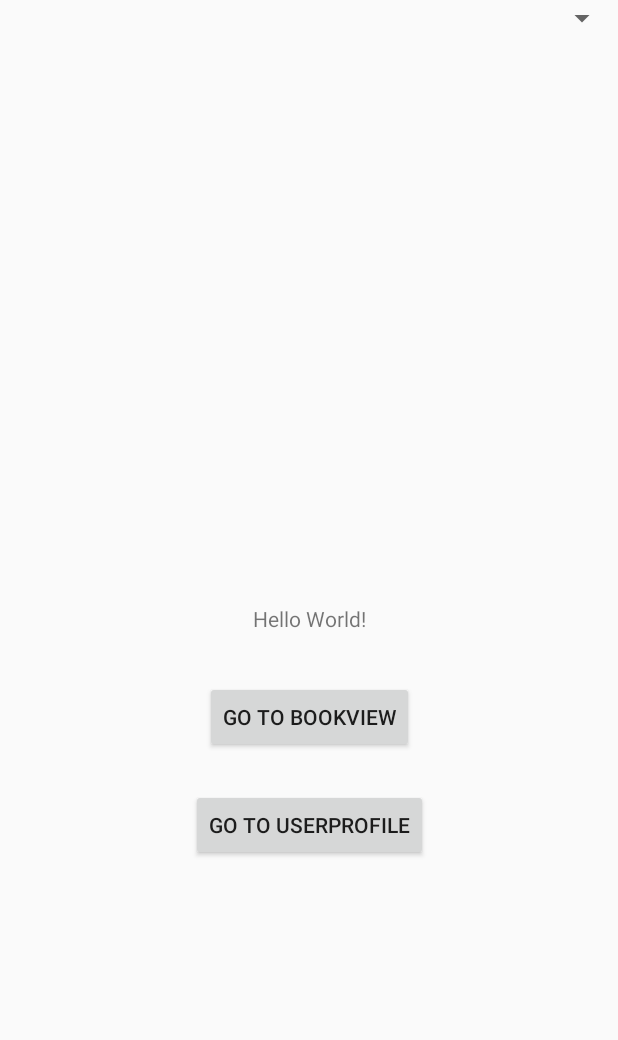
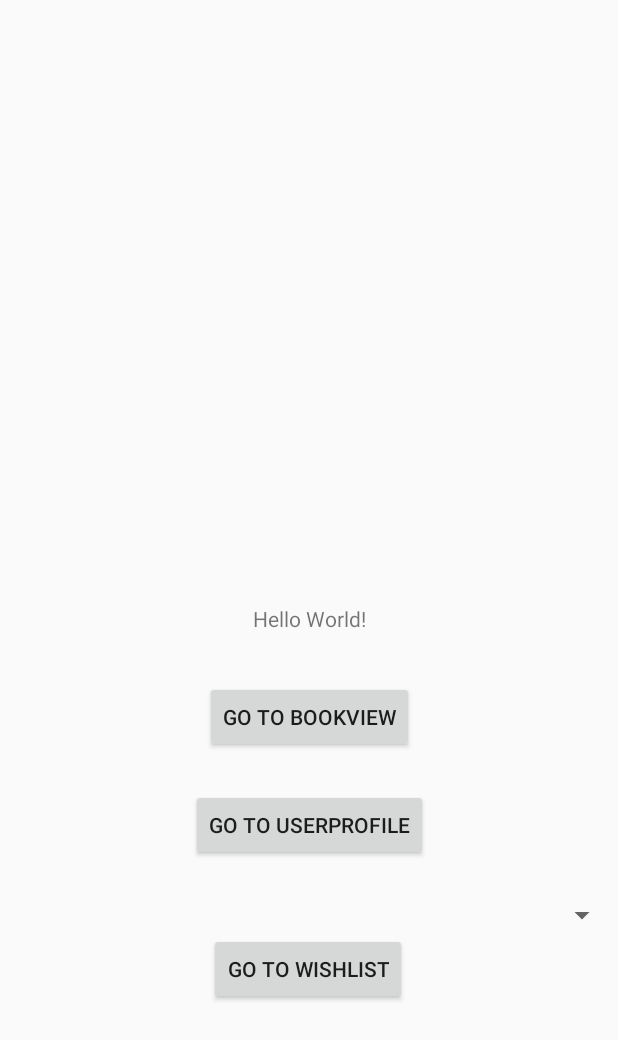
Before and after one commit to aaschmitt/Bookzilla, an Android app: the layout activity_main.xml on its own in the app's theme, with its tools: preview values and no code run, on a phone screen of 412 x 824 dp. Shown: the top 1040 px of the screen. Run offline under Robolectric (Android 15) with nearby library versions, the phone set to English and light mode, and no system bars.

Commit message:
add to the wishlist feature

```diff
--- a/app/src/main/java/com/example/bookzilla/Book.java
+++ b/app/src/main/java/com/example/bookzilla/Book.java
@@ -17,6 +17,10 @@ public class Book {
 
     public enum Status {
         //TODO: define all the different statuses here
+        Read,
+        Reading,
+        Wishlist
+
     }
 
     /* Constructor(s) - - - - - - - - - - - - - - - - - - - - - - */
--- a/app/src/main/res/layout/activity_main.xml
+++ b/app/src/main/res/layout/activity_main.xml
@@ -27,6 +27,8 @@
             android:layout_width="fill_parent"
             android:layout_height="wrap_content"
             android:prompt="@string/app_name" tools:layout_editor_absoluteY="193dp"
+            app:layout_constraintStart_toStartOf="parent" android:layout_marginTop="24dp"
+            app:layout_constraintTop_toBottomOf="@+id/button4"
             tools:layout_editor_absoluteX="-16dp" android:padding="10dp" android:paddingLeft="10dp"
             android:paddingTop="10dp" android:paddingRight="10dp" android:paddingBottom="10dp"/>
     <Button
@@ -37,4 +39,15 @@
             android:id="@+id/button2" android:onClick="onGotoBookViewClick" android:layout_marginTop="32dp"
             app:layout_constraintTop_toBottomOf="@+id/textView2"/>
 
+    <Button
+            android:text="Go TO Wishlist"
+            android:layout_width="wrap_content"
+            android:layout_height="wrap_content"
+            app:layout_constraintStart_toStartOf="parent"
+            app:layout_constraintEnd_toEndOf="parent"
+            android:id="@+id/wishlistButton"
+            android:layout_marginTop="120dp"
+
+            app:layout_constraintTop_toBottomOf="@+id/button2" app:layout_constraintHorizontal_bias="0.498"/>
+
 </androidx.constraintlayout.widget.ConstraintLayout>
```
Also changed, not shown: app/src/main/java/com/example/bookzilla/MainActivity.java (+22 -9 lines), app/src/main/java/com/example/bookzilla/WishlistActivity.java (added, +22 -0 lines), app/src/main/res/layout/activity_wishlist.xml (added, +19 -0 lines).
